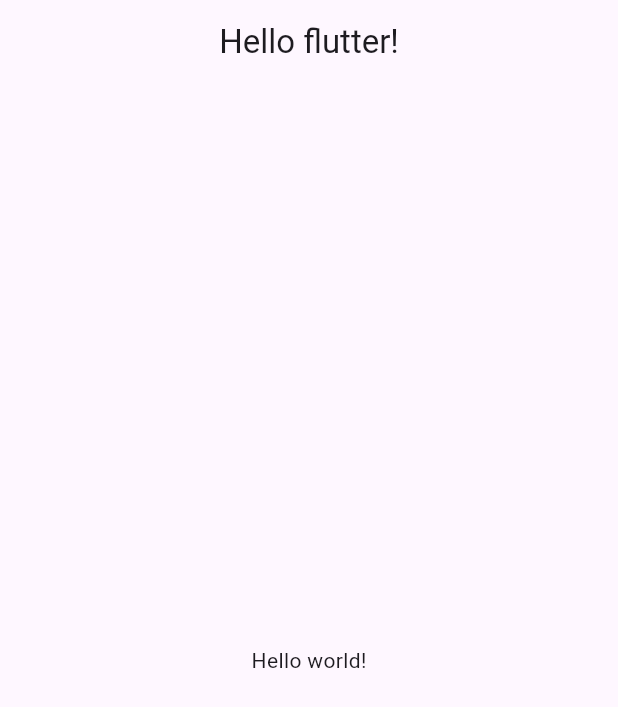
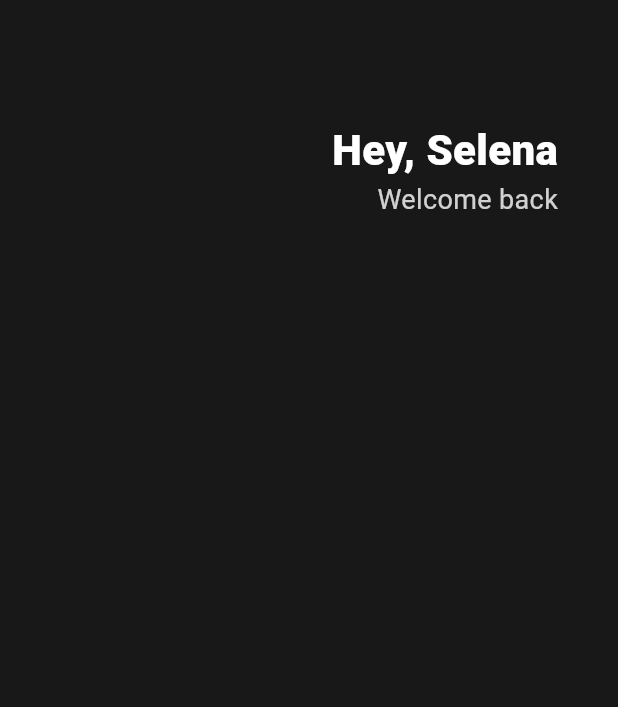
Before and after one commit to ganglike248/nomard_flutter_webtoon, a Flutter app: the screen it shows after launch, on a phone screen of 412 x 824 dp. Shown: the top 707 px of the screen. Run offline on Flutter 3.47's test engine with Material 3 defaults, Android fonts, the phone set to English and light mode, and no system bars.

Commit message:
3-1 완료

```diff
--- a/lib/main.dart
+++ b/lib/main.dart
@@ -1,4 +1,5 @@
 import 'package:flutter/material.dart';
+// ignore_for_file: prefer_const_constructors
 
 void main() {
   runApp(const MyApp());
@@ -11,13 +12,47 @@
   Widget build(BuildContext context) {
     return MaterialApp(
       home: Scaffold(
-        appBar: AppBar(
-          title: const Center(
-            child: Text('Hello flutter!'),
+        // 커스텀 색상은 Color에 0xFF로 선언
+        // 일반적인 경우는 Colors.으로 찾기
+        backgroundColor: Color(0xFF181818),
+        body: Padding(
+          // body에 패딩 주기 -> 가로 40
+          padding: EdgeInsets.symmetric(horizontal: 40),
+          child: Column(
+            children: [
+              // 최상단 공간 만들기
+              SizedBox(
+                height: 80,
+              ),
+              // 가로 정렬
+              Row(
+                // 오른쪽 끝으로 요소 이동
+                mainAxisAlignment: MainAxisAlignment.end,
+                children: [
+                  // 세로 정렬
+                  Column(
+                    // 오른쪽 끝으로 정렬
+                    crossAxisAlignment: CrossAxisAlignment.end,
+                    children: [
+                      Text(
+                        'Hey, Selena',
+                        style: TextStyle(
+                            color: Colors.white,
+                            fontSize: 28,
+                            fontWeight: FontWeight.w800),
+                      ),
+                      Text(
+                        'Welcome back',
+                        style: TextStyle(
+                            color: Colors.white.withOpacity(0.8), fontSize: 18),
+                        // withOpacity는 투명도 조절
+                      )
+                    ],
+                  )
+                ],
+              )
+            ],
           ),
-        ),
-        body: const Center(
-          child: Text('Hello world!'),
         ),
       ),
     );
```
